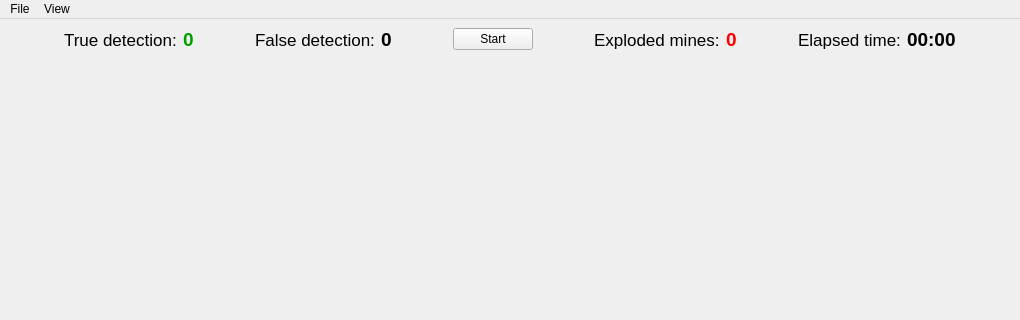
Qt form src/simulator/gui/ui/mainwindow.ui (phir2-lab/hratc2017_framework) before a commit; both pictures show x 0 to 1020 and y 0 to 320 of the 1020 by 600 pixel window.
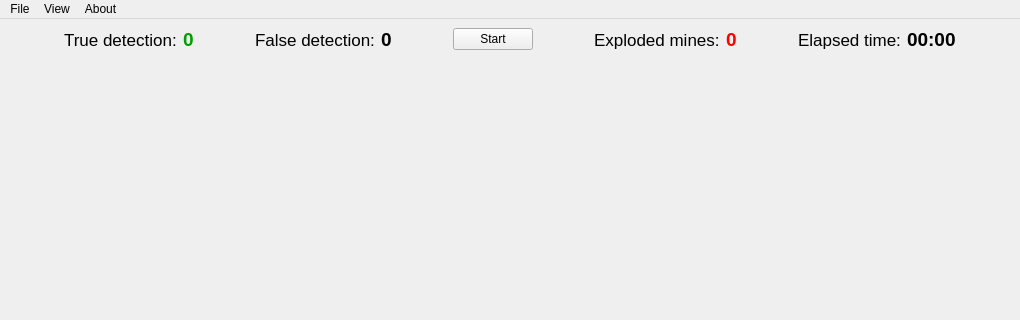
The same form after that commit. Icons and pictures are not drawn.

Patch:
```diff
--- a/src/simulator/gui/ui/mainwindow.ui
+++ b/src/simulator/gui/ui/mainwindow.ui
@@ -356,8 +356,15 @@
     <addaction name="actionChannel_2"/>
     <addaction name="actionChannel_3"/>
    </widget>
+   <widget class="QMenu" name="menuAbout">
+    <property name="title">
+     <string>About</string>
+    </property>
+    <addaction name="actionCredit"/>
+   </widget>
    <addaction name="menuFile"/>
    <addaction name="menuVisualization"/>
+   <addaction name="menuAbout"/>
   </widget>
   <widget class="QStatusBar" name="statusbar">
    <property name="mouseTracking">
```
Left out of the diff: 15 changed lines with no effect on the pictures.
